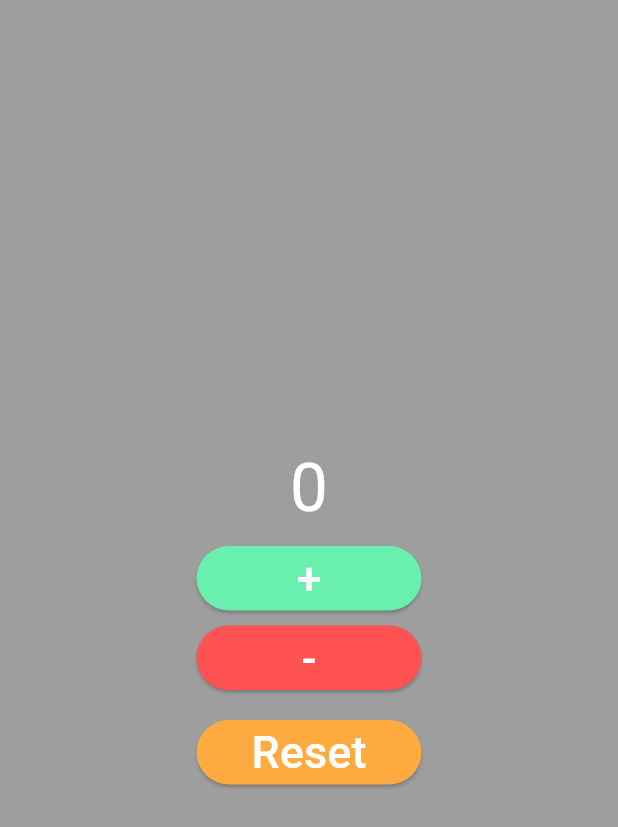
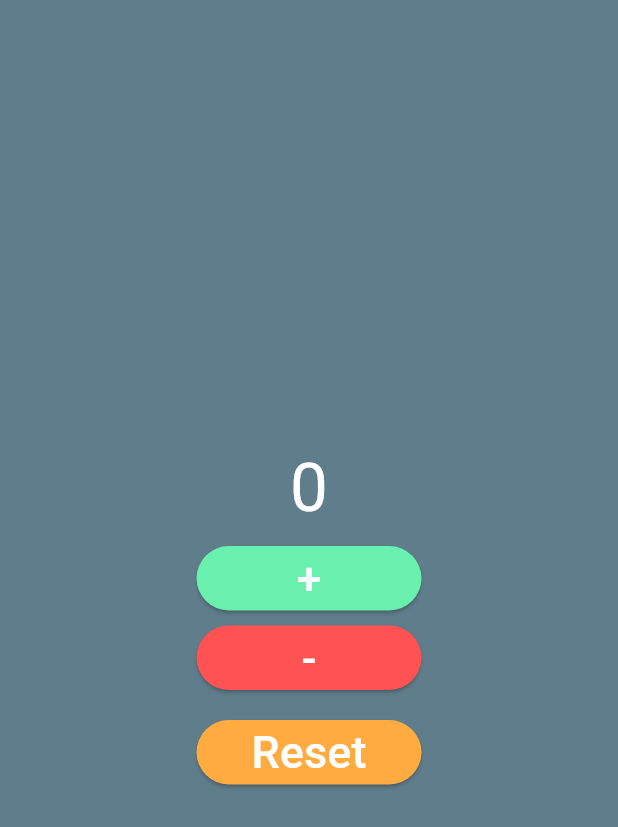
Before and after one commit to shahinabdolmaleki/bloc_project, a Flutter app: the screen it shows after launch, on a phone screen of 412 x 824 dp. Shown: the top 827 px of the screen. Run offline on Flutter 3.47's test engine with Material 3 defaults, Android fonts, the phone set to English and light mode, and no system bars; our stand-ins replace flutter_bloc.

Commit message:
change backgraund color

```diff
--- a/lib/ui/counter_screen.dart
+++ b/lib/ui/counter_screen.dart
@@ -15,7 +15,7 @@ class _CounterScreenState extends State<CounterScreen> {
   @override
   Widget build(BuildContext context) {
     return Scaffold(
-      backgroundColor: Colors.grey,
+      backgroundColor: Colors.blueGrey,
       body: SafeArea(
           child: Center(
         child: Column(
```
